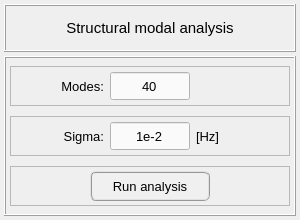
First picture: the form in pulse/interface/ui_files/analysis/structural/modal_analysis.ui, repository open-pulse/OpenPulse, before the edit.
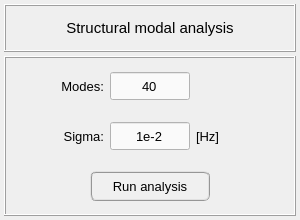
Second picture: the form after the edit. Icons and pictures are not drawn.

Commit message: New scale colors for acoustic modal analysis

```diff
--- a/pulse/interface/ui_files/analysis/structural/modal_analysis.ui
+++ b/pulse/interface/ui_files/analysis/structural/modal_analysis.ui
@@ -168,7 +168,7 @@
          </size>
         </property>
         <property name="frameShape">
-         <enum>QFrame::StyledPanel</enum>
+         <enum>QFrame::NoFrame</enum>
         </property>
         <property name="frameShadow">
          <enum>QFrame::Raised</enum>
@@ -318,7 +318,7 @@
          </size>
         </property>
         <property name="frameShape">
-         <enum>QFrame::StyledPanel</enum>
+         <enum>QFrame::NoFrame</enum>
         </property>
         <property name="frameShadow">
          <enum>QFrame::Raised</enum>
@@ -468,7 +468,7 @@
          </size>
         </property>
         <property name="frameShape">
-         <enum>QFrame::StyledPanel</enum>
+         <enum>QFrame::NoFrame</enum>
         </property>
         <property name="frameShadow">
          <enum>QFrame::Raised</enum>
```
The commit also changes 5 other files.
